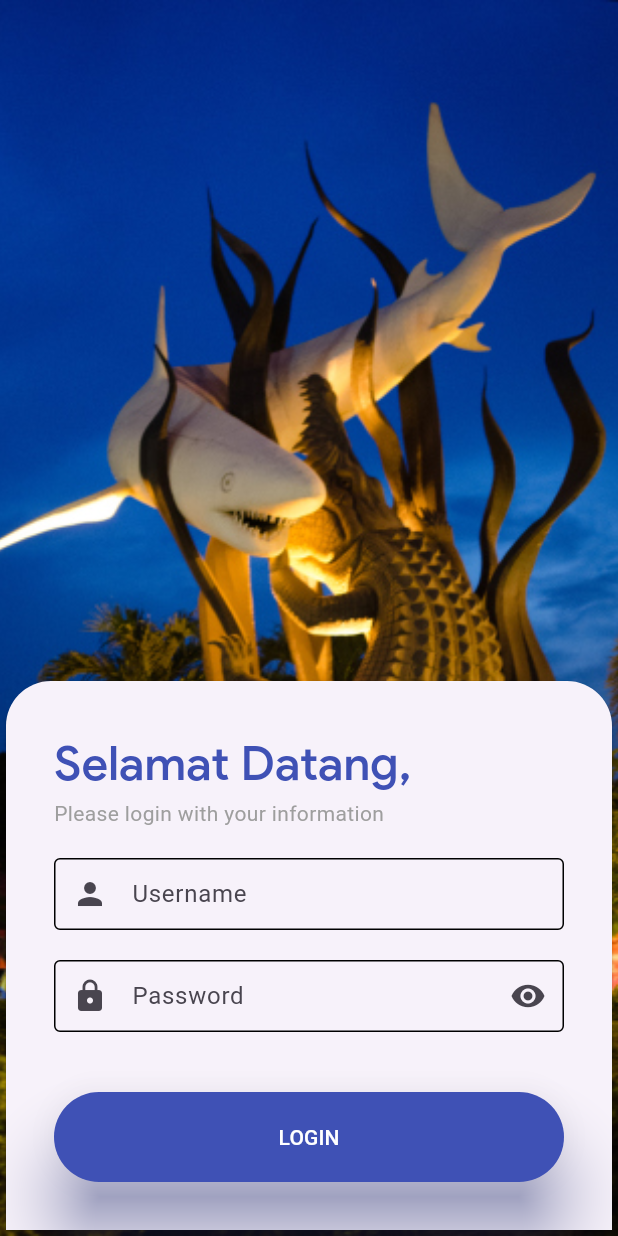
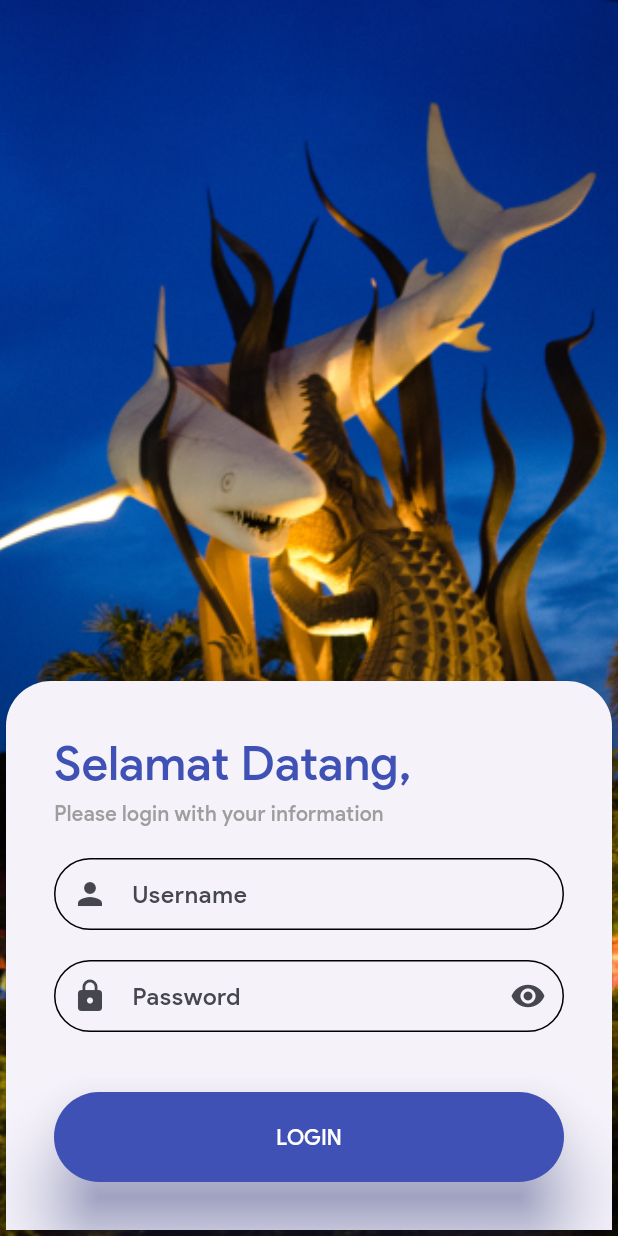
Before and after one commit to memorezasabana/sutasapp, a Flutter app: the screen it shows after launch, on a phone screen of 412 x 824 dp. Run offline on Flutter 3.47's test engine with Material 3 defaults, Android fonts, the phone set to English and light mode, and no system bars.

Commit message:
loginmoja

```diff
--- a/lib/screens/login_page.dart
+++ b/lib/screens/login_page.dart
@@ -19,6 +19,10 @@ class LoginPage extends StatelessWidget {
     mediaSize = MediaQuery.of(context).size;
     return MaterialApp(
       debugShowCheckedModeBanner: false,
+      theme: ThemeData(
+        colorScheme: ColorScheme.fromSeed(seedColor: Colors.indigo),
+        fontFamily: 'Product',
+      ),
       home: Container(
         decoration: BoxDecoration(
           color: myColor,
@@ -57,21 +61,23 @@ class LoginPage extends StatelessWidget {
                         const SizedBox(height: 20),
                         TextField(
                           controller: passwordController,
-                          decoration: const InputDecoration(
-                            prefixIcon: Icon(Icons.person),
+                          decoration: InputDecoration(
+                            prefixIcon: const Icon(Icons.person),
                             hintText: 'Masukkan Username Anda disini',
                             labelText: 'Username',
                             contentPadding:
-                                EdgeInsets.symmetric(horizontal: 20),
+                                const EdgeInsets.symmetric(horizontal: 20),
                             focusedBorder: OutlineInputBorder(
-                              borderSide: BorderSide(
+                              borderSide: const BorderSide(
                                 color: Colors.indigo,
                               ),
+                              borderRadius: BorderRadius.circular(50.0),
                             ),
                             enabledBorder: OutlineInputBorder(
-                              borderSide: BorderSide(
+                              borderSide: const BorderSide(
                                 color: Colors.black,
                               ),
+                              borderRadius: BorderRadius.circular(50.0),
                             ),
                           ),
                         ),
@@ -79,22 +85,24 @@ class LoginPage extends StatelessWidget {
                         TextField(
                           controller: emailController,
                           obscureText: true,
-                          decoration: const InputDecoration(
-                            suffixIcon: Icon(Icons.remove_red_eye),
-                            prefixIcon: Icon(Icons.lock),
+                          decoration: InputDecoration(
+                            suffixIcon: const Icon(Icons.remove_red_eye),
+                            prefixIcon: const Icon(Icons.lock),
                             hintText: 'Masukkan Password Anda disini',
                             labelText: 'Password',
                             contentPadding:
-                                EdgeInsets.symmetric(horizontal: 20),
+                                const EdgeInsets.symmetric(horizontal: 20),
                             focusedBorder: OutlineInputBorder(
-                              borderSide: BorderSide(
+                              borderSide: const BorderSide(
                                 color: Colors.indigo,
                               ),
+                              borderRadius: BorderRadius.circular(50.0),
                             ),
                             enabledBorder: OutlineInputBorder(
-                              borderSide: BorderSide(
+                              borderSide: const BorderSide(
                                 color: Colors.black,
                               ),
+                              borderRadius: BorderRadius.circular(50.0),
                             ),
                           ),
                         ),
```
Also changed, not shown: lib/screens/home/components/banner.dart (deleted, +0 -43 lines), lib/screens/home/components/categories.dart (deleted, +0 -67 lines), lib/screens/home/home_screen.dart (deleted, +0 -24 lines).
